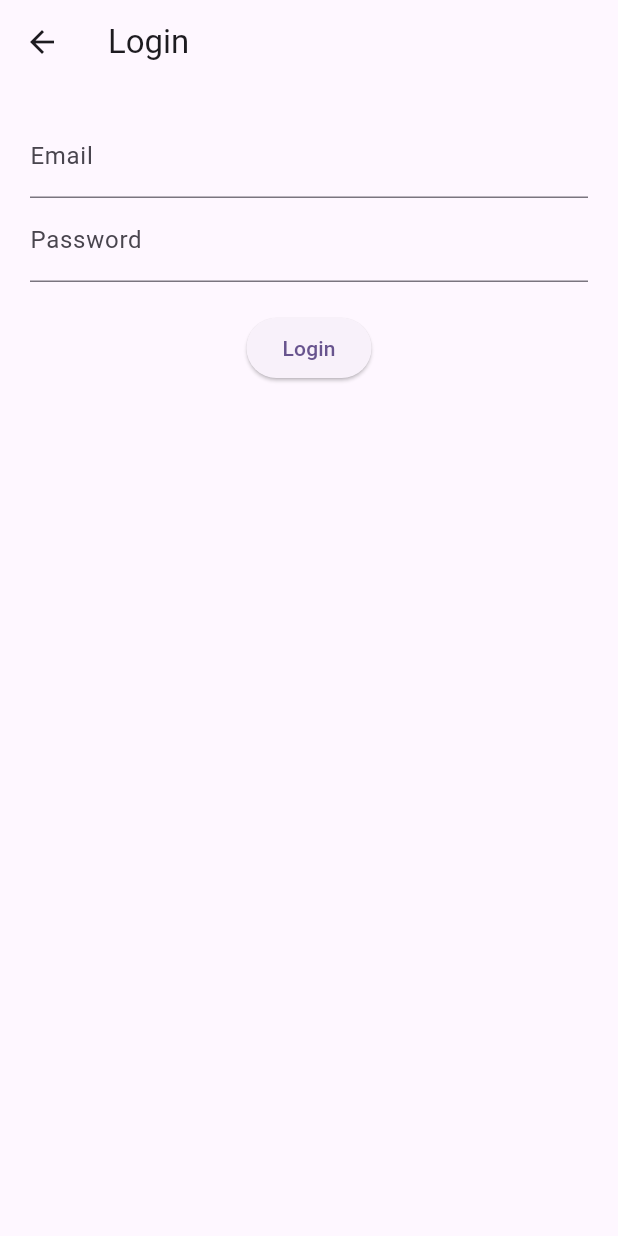
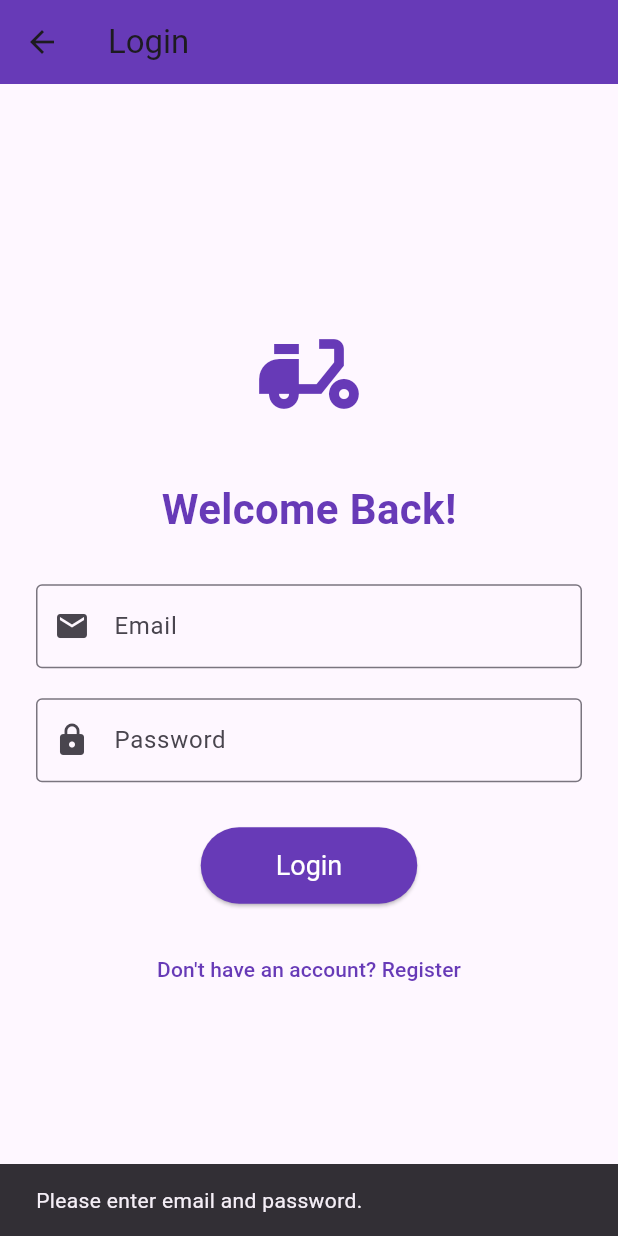
Before and after one commit to Bedestrian/Ashraf_Intern_Project, a Flutter app: the LoginPage screen opened directly, after a tap on "Login", on a phone screen of 412 x 824 dp. Run offline on Flutter 3.47's test engine with Material 3 defaults, Android fonts, the phone set to English and light mode, and no system bars.

Commit message:
3rd commit

```diff
--- a/lib/pages/login_page.dart
+++ b/lib/pages/login_page.dart
@@ -1,60 +1,153 @@
 import 'package:flutter/material.dart';
+import 'package:http/http.dart' as http;
 import 'dart:convert';
-import 'package:http/http.dart' as http;
-import 'product_page.dart';
+import 'product_page.dart'; // Add this line
 
 class LoginPage extends StatefulWidget {
   const LoginPage({super.key});
+
   @override
   State<LoginPage> createState() => _LoginPageState();
 }
 
 class _LoginPageState extends State<LoginPage> {
-  final _emailController = TextEditingController();
-  final _passwordController = TextEditingController();
-  String errorMessage = '';
+  final TextEditingController _emailController = TextEditingController();
+  final TextEditingController _passwordController = TextEditingController();
+  bool _isLoading = false;
 
-  Future<void> login() async {
-    final response = await http.post(
-      Uri.parse('http://127.0.0.1:8090/api/collections/users/auth-with-password'),
-      headers: {'Content-Type': 'application/json'},
-      body: jsonEncode({
-        'identity': _emailController.text,
-        'password': _passwordController.text,
-      }),
+  Future<void> _login() async {
+    setState(() {
+      _isLoading = true;
+    });
+
+    final String email = _emailController.text.trim();
+    final String password = _passwordController.text.trim();
+
+    if (email.isEmpty || password.isEmpty) {
+      ScaffoldMessenger.of(context).showSnackBar(
+        const SnackBar(content: Text("Please enter email and password.")),
+      );
+      setState(() {
+        _isLoading = false;
+      });
+      return;
+    }
+
+    final url = Uri.parse('http://127.0.0.1:8090/api/collections/users/auth-with-password');
+    final headers = {'Content-Type': 'application/json'};
+    final body = jsonEncode({
+      'identity': email, // Can be email or username
+      'password': password,
+    });
+
+    try {
+      final response = await http.post(url, headers: headers, body: body);
+
+      print('🟡 Login Response Status: ${response.statusCode}');
+      print('🟢 Login Response Body: ${response.body}');
+
+      if (response.statusCode == 200) {
+        final authData = jsonDecode(response.body);
+        final String userId = authData['record']['id'];
+        final String token = authData['token'];
+
+        ScaffoldMessenger.of(context).showSnackBar(
+          const SnackBar(content: Text("Login successful!")),
         );
 
-    if (response.statusCode == 200) {
-      final data = jsonDecode(response.body);
-      final token = data['token'];
-      final userId = data['record']['id'];
-
-      Navigator.push(
+        // Navigate to the ProductPage upon successful login
+        Navigator.pushReplacement(
           context,
           MaterialPageRoute(
             builder: (context) => ProductPage(userId: userId, token: token),
           ),
         );
       } else {
-      setState(() => errorMessage = 'Login failed. Check your credentials.');
+        final errorData = jsonDecode(response.body);
+        ScaffoldMessenger.of(context).showSnackBar(
+          SnackBar(content: Text("Login failed: ${errorData['message']}")),
+        );
+      }
+    } catch (e) {
+      print('🔴 Login Error: $e');
+      ScaffoldMessenger.of(context).showSnackBar(
+        SnackBar(content: Text("Network error: Could not connect to server.")),
+      );
+    } finally {
+      setState(() {
+        _isLoading = false;
+      });
     }
   }
 
   @override
   Widget build(BuildContext context) {
     return Scaffold(
-      appBar: AppBar(title: const Text('Login')),
-      body: Padding(
-        padding: const EdgeInsets.all(20),
+      appBar: AppBar(
+        title: const Text("Login"),
+        backgroundColor: Colors.deepPurple,
+      ),
+      body: Center(
+        child: SingleChildScrollView(
+          padding: const EdgeInsets.all(24.0),
           child: Column(
+            mainAxisAlignment: MainAxisAlignment.center,
             children: [
-            TextField(controller: _emailController, decoration: const InputDecoration(labelText: 'Email')),
-            TextField(controller: _passwordController, decoration: const InputDecoration(labelText: 'Password'), obscureText: true),
+              const Icon(Icons.delivery_dining, size: 80, color: Colors.deepPurple),
+              const SizedBox(height: 30),
+              const Text(
+                'Welcome Back!',
+                style: TextStyle(fontSize: 28, fontWeight: FontWeight.bold, color: Colors.deepPurple),
+              ),
+              const SizedBox(height: 30),
+              TextField(
+                controller: _emailController,
+                decoration: const InputDecoration(
+                  labelText: 'Email',
+                  border: OutlineInputBorder(),
+                  prefixIcon: Icon(Icons.email),
+                ),
+                keyboardType: TextInputType.emailAddress,
+              ),
               const SizedBox(height: 20),
-            ElevatedButton(onPressed: login, child: const Text('Login')),
-            const SizedBox(height: 10),
-            Text(errorMessage, style: const TextStyle(color: Colors.red)),
+              TextField(
+                controller: _passwordController,
+                decoration: const InputDecoration(
+                  labelText: 'Password',
+                  border: OutlineInputBorder(),
+                  prefixIcon: Icon(Icons.lock),
+                ),
+                obscureText: true,
+              ),
+              const SizedBox(height: 30),
+              _isLoading
+                  ? const CircularProgressIndicator()
+                  : ElevatedButton(
+                onPressed: _login,
+                style: ElevatedButton.styleFrom(
+                  backgroundColor: Colors.deepPurple,
+                  padding: const EdgeInsets.symmetric(horizontal: 50, vertical: 15),
+                  textStyle: const TextStyle(fontSize: 18),
+                  foregroundColor: Colors.white,
+                ),
+                child: const Text("Login"),
+              ),
+              const SizedBox(height: 20),
+              // You could add a "Register" button here if needed
+              TextButton(
+                onPressed: () {
+                  // Navigate to a registration page if you have one
+                  ScaffoldMessenger.of(context).showSnackBar(
+                    const SnackBar(content: Text("Register functionality not implemented in this demo.")),
+                  );
+                },
+                child: const Text(
+                  "Don't have an account? Register",
+                  style: TextStyle(color: Colors.deepPurple),
+                ),
+              ),
             ],
+          ),
         ),
       ),
     );
--- a/pubspec.yaml
+++ b/pubspec.yaml
@@ -31,6 +31,7 @@ dependencies:
   flutter:
     sdk: flutter
   http: ^1.4.0
+  url_launcher: ^6.2.2 # <--- ADDED THIS LINE
 
   # The following adds the Cupertino Icons font to your application.
   # Use with the CupertinoIcons class for iOS style icons.
```
Also changed, not shown: lib/main.dart (+6 -5 lines), lib/pages/home_page.dart (deleted, +0 -46 lines), lib/pages/order_in_progress_page.dart (added, +300 -0 lines), lib/pages/pickup_page.dart (deleted, +0 -103 lines), lib/pages/product_page.dart (+16 -1 lines), pubspec.lock, 6 other files. Lines whose indentation alone changed are shown as unchanged.
